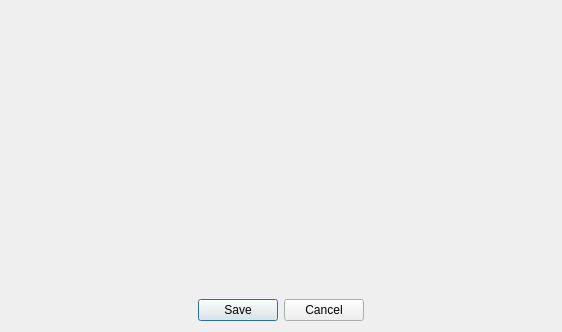
The window that src/lib/other/pagescreen.ui (QupZilla/qupzilla) describes before a commit, drawn with Qt 5.
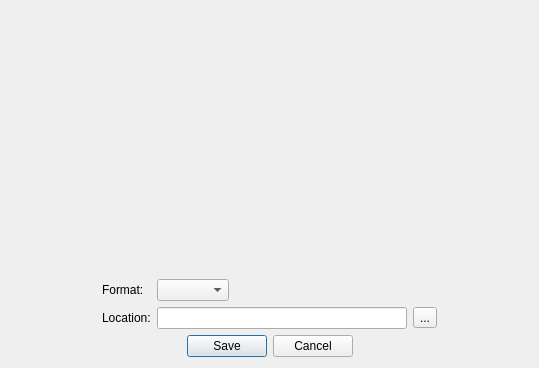
The same window after the commit.

Commit message:
[PageScreen] Add option to choose in which format to save.
Also makes the dialog less confusing whether the image was saved
or not.

Closes #902

Diff of the .ui file:
```diff
--- a/src/lib/other/pagescreen.ui
+++ b/src/lib/other/pagescreen.ui
@@ -6,23 +6,14 @@
    <rect>
     <x>0</x>
     <y>0</y>
-    <width>562</width>
-    <height>332</height>
+    <width>539</width>
+    <height>368</height>
    </rect>
   </property>
   <property name="windowTitle">
    <string>Page Screen</string>
   </property>
   <layout class="QVBoxLayout" name="verticalLayout">
-   <property name="leftMargin">
-    <number>0</number>
-   </property>
-   <property name="topMargin">
-    <number>6</number>
-   </property>
-   <property name="rightMargin">
-    <number>0</number>
-   </property>
    <item>
     <widget class="QScrollArea" name="scrollArea">
      <property name="frameShape">
@@ -36,8 +27,8 @@
        <rect>
         <x>0</x>
         <y>0</y>
-        <width>562</width>
-        <height>277</height>
+        <width>531</width>
+        <height>271</height>
        </rect>
       </property>
       <layout class="QVBoxLayout" name="verticalLayout_2">
@@ -58,6 +49,81 @@
      </widget>
     </widget>
    </item>
+   <item>
+    <layout class="QHBoxLayout" name="horizontalLayout_2">
+     <item>
+      <spacer name="horizontalSpacer">
+       <property name="orientation">
+        <enum>Qt::Horizontal</enum>
+       </property>
+       <property name="sizeHint" stdset="0">
+        <size>
+         <width>40</width>
+         <height>20</height>
+        </size>
+       </property>
+      </spacer>
+     </item>
+     <item>
+      <layout class="QFormLayout" name="formLayout">
+       <property name="fieldGrowthPolicy">
+        <enum>QFormLayout::ExpandingFieldsGrow</enum>
+       </property>
+       <item row="0" column="0">
+        <widget class="QLabel" name="label_2">
+         <property name="text">
+          <string>Format:</string>
+         </property>
+        </widget>
+       </item>
+       <item row="0" column="1">
+        <widget class="QComboBox" name="formats"/>
+       </item>
+       <item row="1" column="0">
+        <widget class="QLabel" name="label_3">
+         <property name="text">
+          <string>Location:</string>
+         </property>
+        </widget>
+       </item>
+       <item row="1" column="1">
+        <layout class="QHBoxLayout" name="horizontalLayout">
+         <item>
+          <widget class="QLineEdit" name="location">
+           <property name="minimumSize">
+            <size>
+             <width>250</width>
+             <height>0</height>
+            </size>
+           </property>
+          </widget>
+         </item>
+         <item>
+          <widget class="QToolButton" name="changeLocation">
+           <property name="text">
+            <string>...</string>
+           </property>
+          </widget>
+         </item>
+        </layout>
+       </item>
+      </layout>
+     </item>
+     <item>
+      <spacer name="horizontalSpacer_2">
+       <property name="orientation">
+        <enum>Qt::Horizontal</enum>
+       </property>
+       <property name="sizeHint" stdset="0">
+        <size>
+         <width>40</width>
+         <height>20</height>
+        </size>
+       </property>
+      </spacer>
+     </item>
+    </layout>
+   </item>
    <item>
     <widget class="QDialogButtonBox" name="buttonBox">
      <property name="standardButtons">
```
The commit also changes 3 other files.
